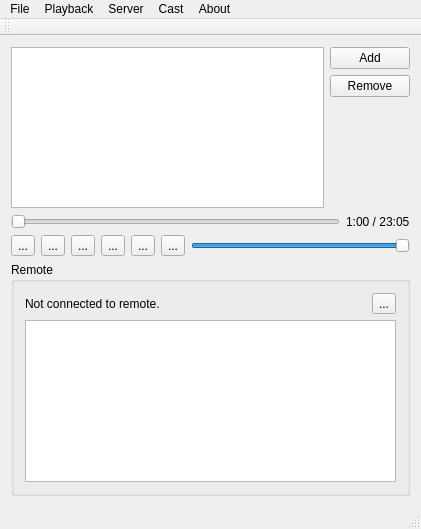
Above: player/NymphCastPlayer/mainwindow.ui from MayaPosch/NymphCast before the change. Below: the same form after it.
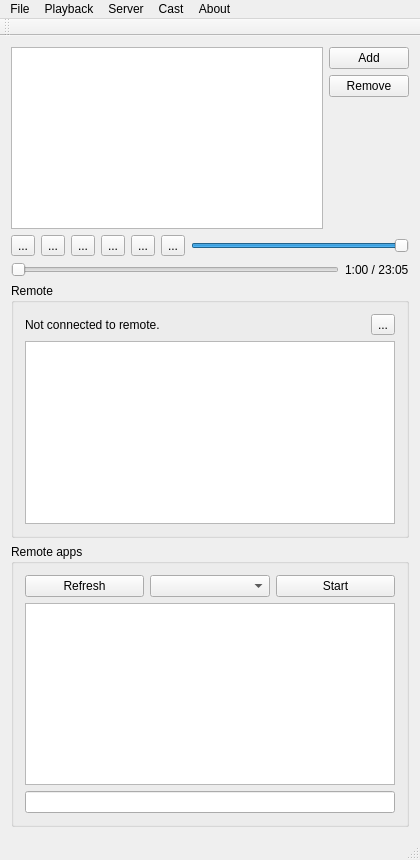
That is the form after the change. Icons and pictures are not drawn.

Commit message: Add NymphCast app support to NymphCast player.

```diff
--- a/player/NymphCastPlayer/mainwindow.ui
+++ b/player/NymphCastPlayer/mainwindow.ui
@@ -6,21 +6,21 @@
    <rect>
     <x>0</x>
     <y>0</y>
-    <width>421</width>
-    <height>529</height>
+    <width>420</width>
+    <height>860</height>
    </rect>
   </property>
   <property name="minimumSize">
    <size>
     <width>420</width>
-    <height>520</height>
+    <height>600</height>
    </size>
   </property>
   <property name="windowTitle">
    <string>NymphCast Player</string>
   </property>
   <widget class="QWidget" name="centralWidget">
-   <layout class="QVBoxLayout" name="verticalLayout_4">
+   <layout class="QVBoxLayout" name="verticalLayout_5">
     <item>
      <layout class="QHBoxLayout" name="horizontalLayout_2">
       <item>
@@ -59,24 +59,6 @@
       </item>
      </layout>
     </item>
-    <item>
-     <layout class="QHBoxLayout" name="horizontalLayout">
-      <item>
-       <widget class="QSlider" name="horizontalSlider">
-        <property name="orientation">
-         <enum>Qt::Horizontal</enum>
-        </property>
-       </widget>
-      </item>
-      <item>
-       <widget class="QLabel" name="durationLabel">
-        <property name="text">
-         <string>1:00 / 23:05</string>
-        </property>
-       </widget>
-      </item>
-     </layout>
-    </item>
     <item>
      <layout class="QHBoxLayout" name="horizontalLayout_3">
       <item>
@@ -196,6 +178,24 @@
       </item>
      </layout>
     </item>
+    <item>
+     <layout class="QHBoxLayout" name="horizontalLayout">
+      <item>
+       <widget class="QSlider" name="horizontalSlider">
+        <property name="orientation">
+         <enum>Qt::Horizontal</enum>
+        </property>
+       </widget>
+      </item>
+      <item>
+       <widget class="QLabel" name="durationLabel">
+        <property name="text">
+         <string>1:00 / 23:05</string>
+        </property>
+       </widget>
+      </item>
+     </layout>
+    </item>
     <item>
      <widget class="QGroupBox" name="groupBox">
       <property name="title">
@@ -240,6 +240,50 @@
       </layout>
      </widget>
     </item>
+    <item>
+     <widget class="QGroupBox" name="groupBox_2">
+      <property name="title">
+       <string>Remote apps</string>
+      </property>
+      <layout class="QVBoxLayout" name="verticalLayout_4">
+       <item>
+        <layout class="QHBoxLayout" name="horizontalLayout_4">
+         <item>
+          <widget class="QPushButton" name="updateRemoteAppsButton">
+           <property name="text">
+            <string>Refresh</string>
+           </property>
+          </widget>
+         </item>
+         <item>
+          <widget class="QComboBox" name="remoteAppsComboBox"/>
+         </item>
+         <item>
+          <widget class="QPushButton" name="startAppButton">
+           <property name="text">
+            <string>Start</string>
+           </property>
+          </widget>
+         </item>
+        </layout>
+       </item>
+       <item>
+        <layout class="QVBoxLayout" name="verticalLayout">
+         <item>
+          <widget class="QPlainTextEdit" name="remoteAppTextEdit">
+           <property name="readOnly">
+            <bool>true</bool>
+           </property>
+          </widget>
+         </item>
+         <item>
+          <widget class="QLineEdit" name="remoteAppLineEdit"/>
+         </item>
+        </layout>
+       </item>
+      </layout>
+     </widget>
+    </item>
    </layout>
   </widget>
   <widget class="QMenuBar" name="menuBar">
@@ -247,7 +291,7 @@
     <rect>
      <x>0</x>
      <y>0</y>
-     <width>421</width>
+     <width>420</width>
      <height>21</height>
     </rect>
    </property>
```
The commit also changes 2 other files.
